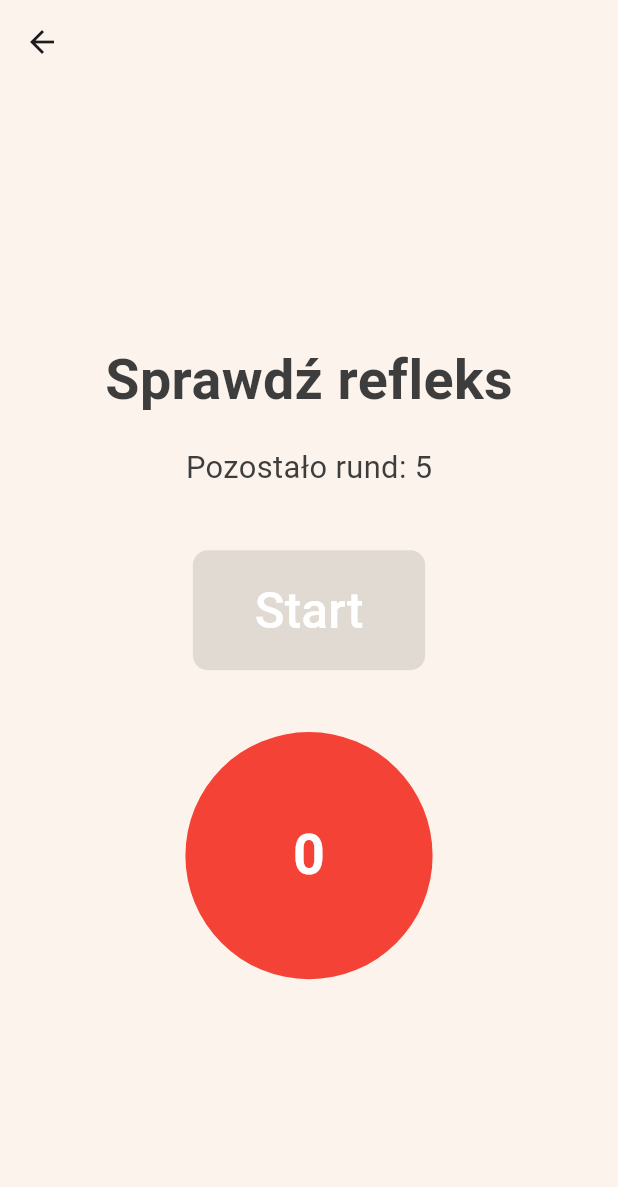
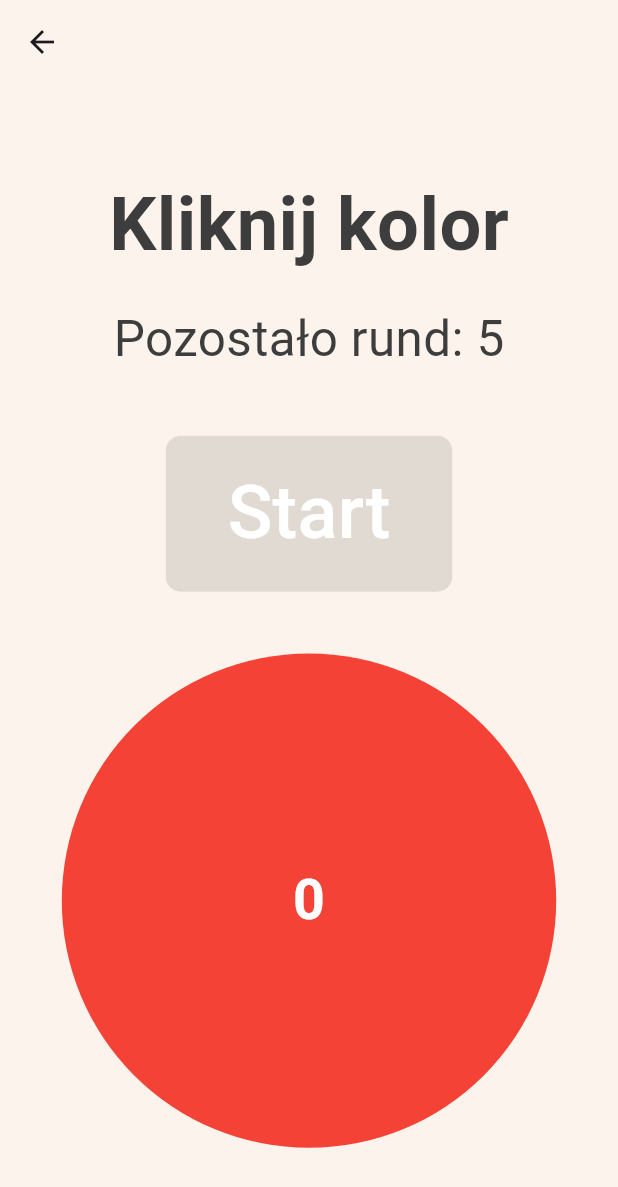
Before and after one commit to agnieszkad268376/apka_mgr, a Flutter app: the ReflexCheckScreen screen opened directly, after a tap on "Start", on a phone screen of 412 x 824 dp. Shown: the top 1187 px of the screen. Run offline on Flutter 3.47's test engine with Material 3 defaults, Android fonts, the phone set to English and light mode, and no system bars; our stand-ins replace shimmer.

Commit message:
improving reflex check layout

```diff
--- a/lib/games/catch_a_ball/catch_a_ball.dart
+++ b/lib/games/catch_a_ball/catch_a_ball.dart
@@ -23,6 +23,7 @@ class CatchABallScreenState extends State<CatchABallScreen> {
   double ballMultiplier = 0;
   int totalBalls = 0;
   bool _hasStarted = false;
+  List<Widget> flash = [];
 
   void resetGameSettings() {
     if (widget.ballSize == 'mała') {
--- a/lib/games/reflex_check/reflex_check.dart
+++ b/lib/games/reflex_check/reflex_check.dart
@@ -31,28 +31,15 @@ class _ReflexCheckScreenState extends State<ReflexCheckScreen> {
   void _scheduleNextColorChange() {
     if (!gameRunning || roundsLeft == 0) return;
 
-    int delay = random.nextInt(5) + 3;
+  // czerwony świeci 2–5 sekundy
+  int delay = random.nextInt(4) + 2;
   colorChangeTimer = Timer(Duration(seconds: delay), () {
     setState(() {
-        if (buttonColor == Colors.red) {
       buttonColor = Colors.green;
-        } else {
-          buttonColor = Colors.red;
-          roundsLeft--;
-
-          if (roundsLeft == 0) {
-            gameRunning = false;
-            _showGameOverDialog();
-            return;
-          }
-        }
     });
-
-      if (gameRunning) {
-        _scheduleNextColorChange();
-      }
   });
   }
+
 
   void _showGameOverDialog() {
     showDialog(
@@ -83,8 +70,8 @@ class _ReflexCheckScreenState extends State<ReflexCheckScreen> {
   Widget build(BuildContext context) {
     final screenSize = MediaQuery.of(context).size;
     double fontSize1 = screenSize.width * 0.09;
-    double fontSize2 = screenSize.width * 0.08;
-    double fontSize3 = screenSize.width * 0.05;
+    double fontSize2 = screenSize.width * 0.12;
+    double fontSize3 = screenSize.width * 0.08;
 
     return Scaffold(
       backgroundColor: const Color(0xFFFCF4EC),
@@ -98,9 +85,9 @@ class _ReflexCheckScreenState extends State<ReflexCheckScreen> {
           mainAxisAlignment: MainAxisAlignment.center,
           children: [
             Text(
-              'Sprawdź refleks',
+              'Kliknij kolor',
               style: TextStyle(
-                fontSize: fontSize1,
+                fontSize: fontSize2,
                 color: const Color(0xFF3D3D3D),
                 fontWeight: FontWeight.bold,
               ),
@@ -141,20 +128,21 @@ class _ReflexCheckScreenState extends State<ReflexCheckScreen> {
                   score++;
                   buttonColor = Colors.red;
                   roundsLeft--;
+                  });
+
+                  colorChangeTimer?.cancel();
 
                 if (roundsLeft == 0) {
                   gameRunning = false;
                   _showGameOverDialog();
                   return;
                 }
-
                 _scheduleNextColorChange();
-                  });
                 }
               },
               child: Container(
-                width: screenSize.width * 0.4,
-                height: screenSize.width * 0.4,
+                width: screenSize.width * 0.8,
+                height: screenSize.width * 0.8,
                 decoration: BoxDecoration(
                   color: buttonColor,
                   shape: BoxShape.circle,
```
Lines whose indentation alone changed are shown as unchanged.
